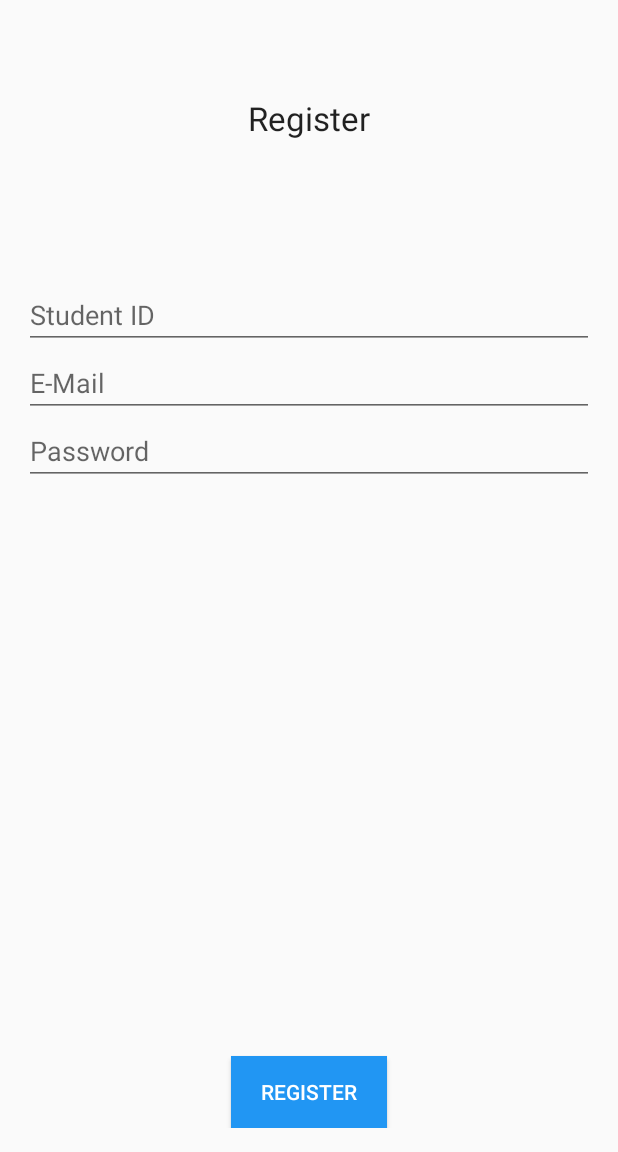
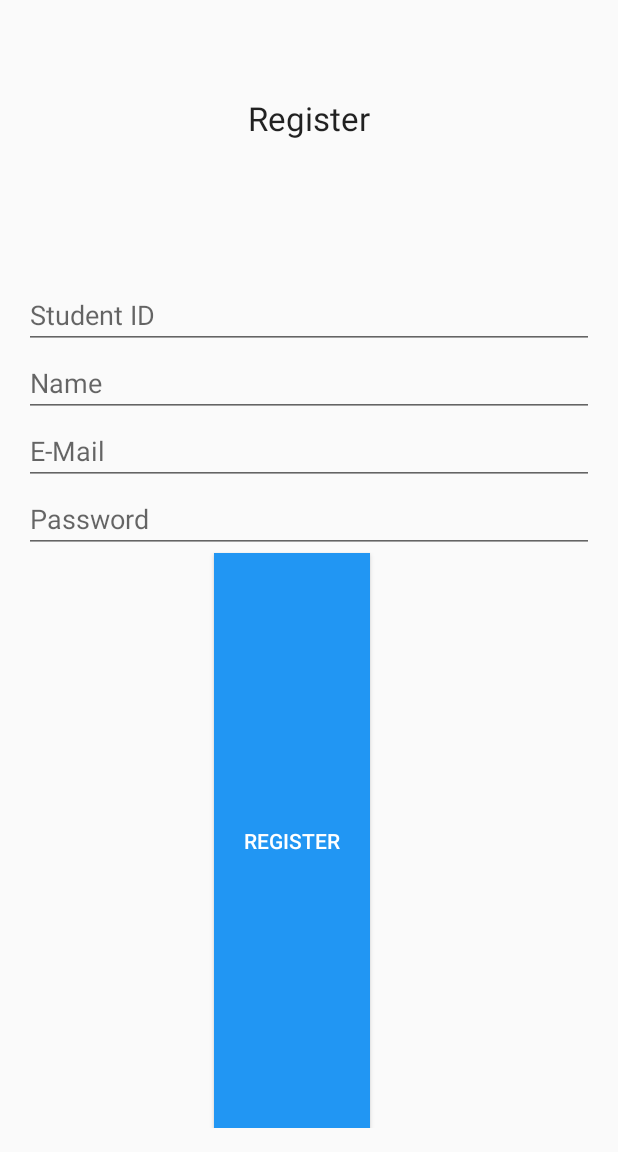
Before and after one commit to mexmirror/gadetothek, an Android app: the screen it shows after launch (MainActivity), after a tap on "REGISTER", on a phone screen of 412 x 824 dp, the part 84-1236 px from its top. Run offline under Robolectric (Android 15) with nearby library versions, the light colour scheme and no system bars.

Commit message:
ADD: name text field

```diff
--- a/app/src/main/res/layout/fragment_register.xml
+++ b/app/src/main/res/layout/fragment_register.xml
@@ -39,12 +39,12 @@
         android:inputType="textEmailAddress"
         android:ems="10"
         android:id="@+id/reg_email"
-        android:layout_below="@+id/reg_student_id"
+        android:hint="E-Mail"
+        android:layout_below="@+id/reg_name"
         android:layout_alignParentLeft="true"
         android:layout_alignParentStart="true"
         android:layout_alignParentRight="true"
-        android:layout_alignParentEnd="true"
-        android:hint="E-Mail"/>
+        android:layout_alignParentEnd="true" />
 
     <EditText
         android:layout_width="wrap_content"
@@ -52,20 +52,35 @@
         android:inputType="textPassword"
         android:ems="10"
         android:id="@+id/reg_password"
+        android:hint="Password"
         android:layout_below="@+id/reg_email"
         android:layout_alignParentLeft="true"
         android:layout_alignParentStart="true"
         android:layout_alignParentRight="true"
-        android:layout_alignParentEnd="true"
-        android:hint="Password"/>
+        android:layout_alignParentEnd="true" />
 
     <Button
         style="@style/MyButtonStyle"
         android:layout_width="wrap_content"
         android:layout_height="wrap_content"
         android:text="Register"
-        android:id="@+id/login_register"
         android:layout_alignParentBottom="true"
-        android:layout_centerHorizontal="true" />
+        android:layout_centerHorizontal="true"
+        android:id="@+id/reg_register"
+        android:layout_below="@+id/reg_password"
+        android:layout_alignRight="@+id/reg_title"
+        android:layout_alignEnd="@+id/reg_title" />
 
+    <EditText
+        android:layout_width="wrap_content"
+        android:layout_height="wrap_content"
+        android:inputType="textPersonName"
+        android:ems="10"
+        android:id="@+id/reg_name"
+        android:hint="Name"
+        android:layout_below="@+id/reg_student_id"
+        android:layout_alignParentLeft="true"
+        android:layout_alignParentStart="true"
+        android:layout_alignParentRight="true"
+        android:layout_alignParentEnd="true" />
 </RelativeLayout>
```
